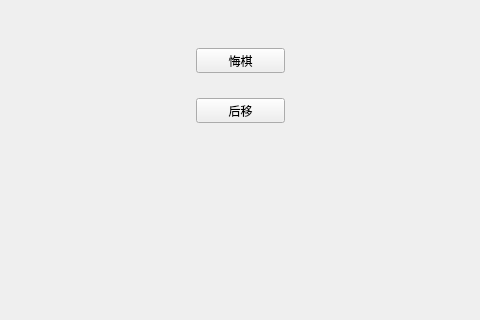
Before: the Qt Designer form mainwindow.ui in StudentErick/Qt_AmazonChess, drawn with Qt 5; both pictures show x 384 to 864 and y 135 to 455 of the 1000 by 800 pixel window.
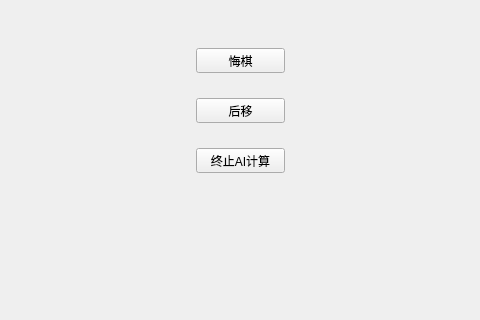
After: the same form once the commit is applied.

What changed in the file:
```diff
--- a/mainwindow.ui
+++ b/mainwindow.ui
@@ -78,6 +78,19 @@
      <string>清空信息</string>
     </property>
    </widget>
+   <widget class="QPushButton" name="btnStopAI">
+    <property name="geometry">
+     <rect>
+      <x>580</x>
+      <y>260</y>
+      <width>89</width>
+      <height>25</height>
+     </rect>
+    </property>
+    <property name="text">
+     <string>终止AI计算</string>
+    </property>
+   </widget>
   </widget>
   <widget class="QStatusBar" name="statusBar"/>
   <widget class="QMenuBar" name="menuBar">
```
